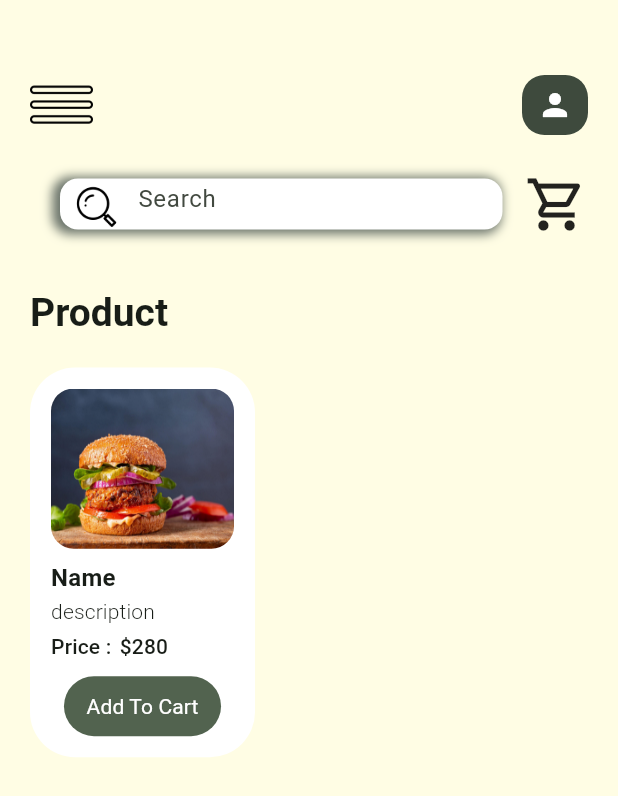
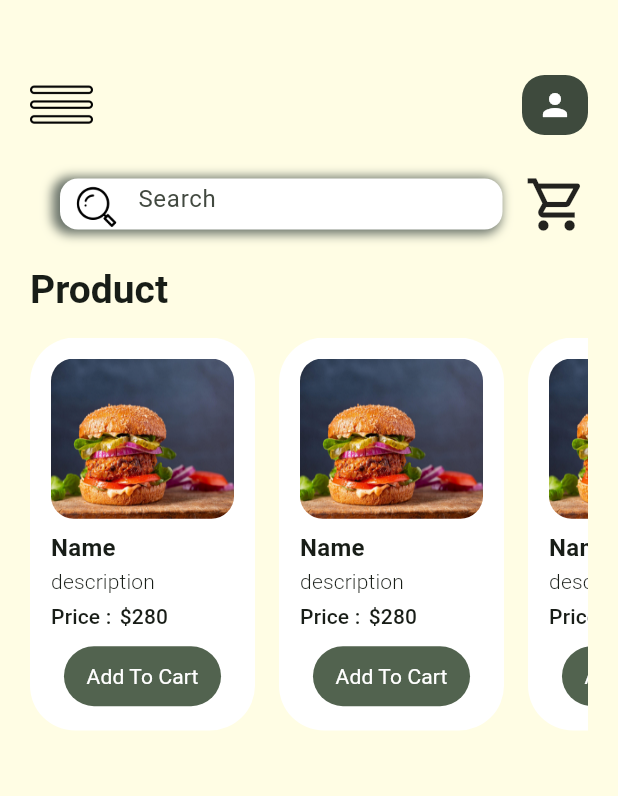
Before and after one commit to SOMBIT4/Tiral_Merchandise-Galaxy-FLUTTER-PROJECT, a Flutter app: the screen it shows after launch, on a phone screen of 412 x 824 dp. Shown: the top 796 px of the screen. Run offline on Flutter 3.47's test engine with Material 2 defaults, Android fonts, the phone set to English and light mode, and no system bars.

Commit message:
side scroll products

```diff
--- a/lib/pages/home.dart
+++ b/lib/pages/home.dart
@@ -1,5 +1,6 @@
 import 'package:flutter/material.dart';
 import 'package:flutter_application_3/buttons/button.dart';
+import 'package:flutter_application_3/re_useable/showProduct.dart';
 import 'package:flutter_application_3/res/app_assets/app_assets.dart';
 import 'package:flutter_application_3/res/colors/app_color.dart';
 
@@ -97,7 +98,7 @@ class _HomePageState extends State<HomePage> {
               ],
             ),
             const SizedBox(
-              height: 35,
+              height: 20,
             ),
             Text(
               'Product',
@@ -107,92 +108,49 @@ class _HomePageState extends State<HomePage> {
                   ),
             ),
             const SizedBox(
-              height: 20,
+              height: 15,
             ),
-            Container(
-              padding: const EdgeInsets.all(14),
-              width: 150,
-              decoration: BoxDecoration(
-                color: AppColor.whiteColor,
-                borderRadius: BorderRadius.circular(30),
-              ),
-              child: Column(
-                crossAxisAlignment: CrossAxisAlignment.start,
-                children: [
-                  ClipRRect(
-                    borderRadius: BorderRadius.circular(15),
-                    child: AspectRatio(
-                      aspectRatio: 2 / 1.75,
-                      child: Image.asset(
-                        AppAssets.foodBurger,
-                        fit: BoxFit.fill,
-                      ),
-                    ),
-                  ),
-                  const SizedBox(
-                    height: 8,
-                  ),
-                  Text(
-                    'Name',
-                    style: Theme.of(context).textTheme.titleMedium!.copyWith(
-                          fontSize: 16,
-                          fontWeight: FontWeight.w700,
-                        ),
-                  ),
-                  const SizedBox(
-                    height: 0,
-                  ),
-                  Text(
-                    'description',
-                    style: Theme.of(context).textTheme.titleSmall!.copyWith(
-                          fontWeight: FontWeight.w300,
-                        ),
-                  ),
-                  const SizedBox(
-                    height: 3,
-                  ),
-                  Row(
-                    children: [
-                      Text(
-                        'Price : ',
-                        style: Theme.of(context).textTheme.titleSmall!.copyWith(
-                              fontWeight: FontWeight.w500,
-                            ),
-                      ),
-                      const SizedBox(
-                        width: 2,
-                      ),
-                      Text(
-                        '\$280',
-                        style: Theme.of(context).textTheme.titleSmall!.copyWith(
-                              fontWeight: FontWeight.w500,
-                            ),
-                      ),
-                    ],
-                  ),
-                  const SizedBox(
-                    height: 10,
-                  ),
-                  Row(
-                    mainAxisAlignment: MainAxisAlignment.center,
-                    children: [
-                      MyButton(
-                          onTap: () {},
-                          child: Text(
-                            "Add To Cart",
-                            style: Theme.of(context)
-                                .textTheme
-                                .titleSmall!
-                                .copyWith(
-                                  color: AppColor.whiteColor,
-                                  fontWeight: FontWeight.w400,
-                                ),
-                          )),
-                    ],
-                  )
-                ],
+            SizedBox(
+              height: 262,
+              child: ListView.separated(
+                itemCount: 5,
+                scrollDirection: Axis.horizontal,
+                shrinkWrap: true,
+                separatorBuilder: (context, index) => const SizedBox(
+                  width: 16,
+                ),
+                itemBuilder: (context, index) {
+                  return const ProductListTile();
+                },
               ),
             ),
+            // const SizedBox(
+            //   height: 15,
+            // ),
+            // Text(
+            //   'Product',
+            //   style: Theme.of(context).textTheme.titleLarge!.copyWith(
+            //         fontSize: 26,
+            //         fontWeight: FontWeight.bold,
+            //       ),
+            // ),
+            // const SizedBox(
+            //   height: 20,
+            // ),
+            // SizedBox(
+            //   height: 262,
+            //   child: ListView.separated(
+            //     itemCount: 5,
+            //     scrollDirection: Axis.horizontal,
+            //     shrinkWrap: true,
+            //     separatorBuilder: (context, index) => const SizedBox(
+            //       width: 16,
+            //     ),
+            //     itemBuilder: (context, index) {
+            //       return const ProductListTile();
+            //     },
+            //   ),
+            // ),
           ],
         ),
       ),
--- /dev/null
+++ b/lib/re_useable/showProduct.dart
@@ -0,0 +1,93 @@
+import 'package:flutter/material.dart';
+import 'package:flutter_application_3/buttons/button.dart';
+import 'package:flutter_application_3/res/app_assets/app_assets.dart';
+import 'package:flutter_application_3/res/colors/app_color.dart';
+
+class ProductListTile extends StatelessWidget {
+  const ProductListTile({super.key});
+
+  @override
+  Widget build(BuildContext context) {
+    return Container(
+      padding: const EdgeInsets.all(14),
+      width: 150,
+      decoration: BoxDecoration(
+        color: AppColor.whiteColor,
+        borderRadius: BorderRadius.circular(30),
+      ),
+      child: Column(
+        crossAxisAlignment: CrossAxisAlignment.start,
+        children: [
+          ClipRRect(
+            borderRadius: BorderRadius.circular(15),
+            child: AspectRatio(
+              aspectRatio: 2 / 1.75,
+              child: Image.asset(
+                AppAssets.foodBurger,
+                fit: BoxFit.fill,
+              ),
+            ),
+          ),
+          const SizedBox(
+            height: 8,
+          ),
+          Text(
+            'Name',
+            style: Theme.of(context).textTheme.titleMedium!.copyWith(
+                  fontSize: 16,
+                  fontWeight: FontWeight.w700,
+                ),
+          ),
+          const SizedBox(
+            height: 0,
+          ),
+          Text(
+            'description',
+            style: Theme.of(context).textTheme.titleSmall!.copyWith(
+                  fontWeight: FontWeight.w300,
+                ),
+          ),
+          const SizedBox(
+            height: 3,
+          ),
+          Row(
+            children: [
+              Text(
+                'Price : ',
+                style: Theme.of(context).textTheme.titleSmall!.copyWith(
+                      fontWeight: FontWeight.w500,
+                    ),
+              ),
+              const SizedBox(
+                width: 2,
+              ),
+              Text(
+                '\$280',
+                style: Theme.of(context).textTheme.titleSmall!.copyWith(
+                      fontWeight: FontWeight.w500,
+                    ),
+              ),
+            ],
+          ),
+          const SizedBox(
+            height: 10,
+          ),
+          Row(
+            mainAxisAlignment: MainAxisAlignment.center,
+            children: [
+              MyButton(
+                  onTap: () {},
+                  child: Text(
+                    "Add To Cart",
+                    style: Theme.of(context).textTheme.titleSmall!.copyWith(
+                          color: AppColor.whiteColor,
+                          fontWeight: FontWeight.w400,
+                        ),
+                  )),
+            ],
+          )
+        ],
+      ),
+    );
+  }
+}
```
Also changed, not shown: lib/re_useable/sections.dart (added, +41 -0 lines).
